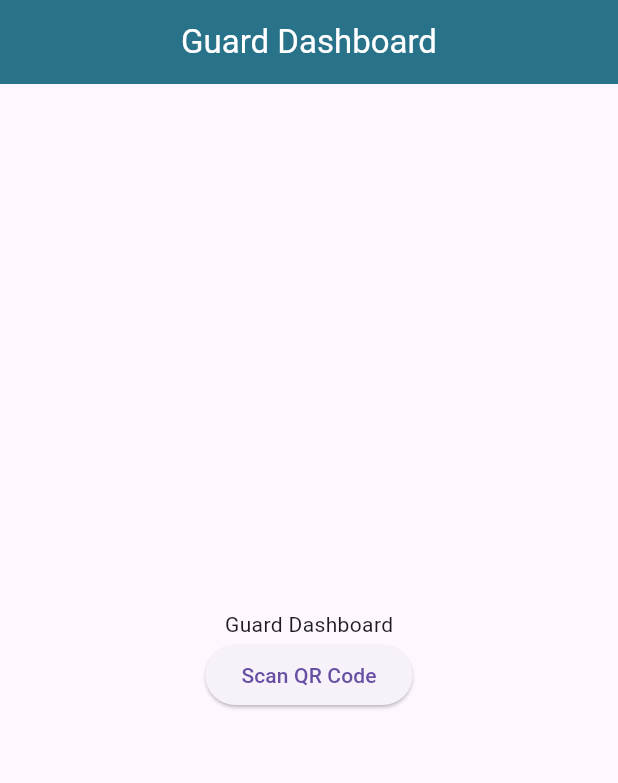
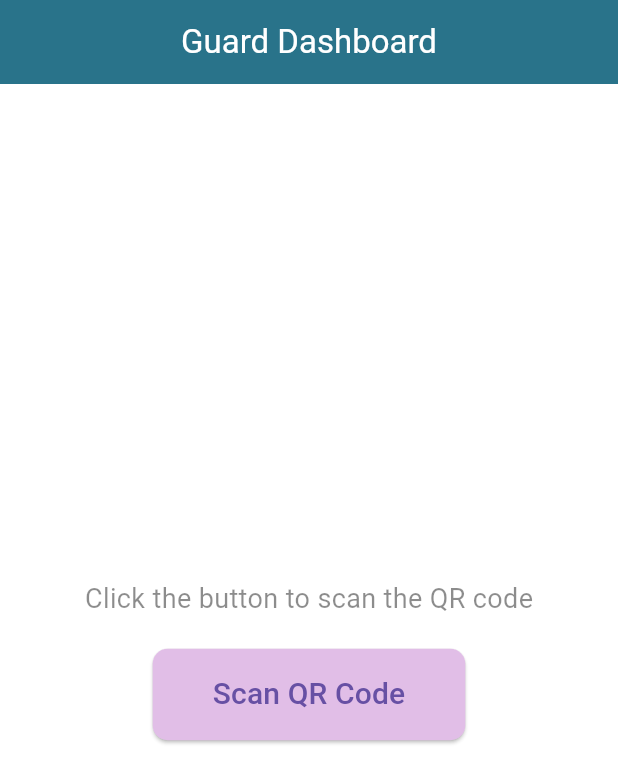
Before and after one commit to kedistS/yaz_leba, a Flutter app: the GuardScreen screen opened directly, on a phone screen of 412 x 824 dp. Shown: the top 783 px of the screen. Run offline on Flutter 3.47's test engine with Material 3 defaults, Android fonts, the phone set to English and light mode, and no system bars; our stand-ins replace image_picker, qr_flutter; missing offline and left inert: qr_code_scanner.

```diff
--- a/flutter_application_1/lib/screens/guard_screen.dart
+++ b/flutter_application_1/lib/screens/guard_screen.dart
@@ -1,6 +1,6 @@
 import 'package:flutter/material.dart';
 import 'package:flutter_application_1/widgets/app_bar.dart';
-import 'package:flutter_application_1/screens/qr_code_scanner.dart'; // Import your QR Code Scanner page
+import 'package:flutter_application_1/screens/qr_code_scanner.dart';
 
 class GuardScreen extends StatelessWidget {
   const GuardScreen({super.key});
@@ -8,25 +8,47 @@ class GuardScreen extends StatelessWidget {
   @override
   Widget build(BuildContext context) {
     return Scaffold(
-      appBar: CustomAppBar(title: 'Guard Dashboard'),
-      body: Center(
+      appBar: const CustomAppBar(title: 'Guard Dashboard'),
+      body: Container(
+        padding: const EdgeInsets.all(16.0),
+        decoration: const BoxDecoration(
+          color: Colors.white,
+        ),
+        child: Center(
           child: Column(
             mainAxisAlignment: MainAxisAlignment.center,
             children: [
-            Text('Guard Dashboard'),
+              const Text(
+                'Click the button to scan the QR code',
+                style: TextStyle(fontSize: 18, color: Colors.black45),
+              ),
+              const SizedBox(height: 20),
               ElevatedButton(
                 onPressed: () {
-                // Navigate to the QR Code Scanner page
                   Navigator.push(
                     context,
                     MaterialPageRoute(
-                    builder: (context) => QrCodeScannerPage(),
+                      builder: (context) => const QrCodeScannerPage(),
                     ),
                   );
                 },
-              child: Text('Scan QR Code'),
+                style: ElevatedButton.styleFrom(
+                  backgroundColor: Colors.purple[100],
+                  shape: RoundedRectangleBorder(
+                    borderRadius: BorderRadius.circular(10.0),
+                  ),
+                  padding: const EdgeInsets.symmetric(
+                    horizontal: 40.0,
+                    vertical: 16.0,
+                  ),
+                ),
+                child: const Text(
+                  'Scan QR Code',
+                  style: TextStyle(fontSize: 20),
+                ),
               ),
             ],
+          ),
         ),
       ),
     );
--- a/flutter_application_1/lib/screens/register_screen.dart
+++ b/flutter_application_1/lib/screens/register_screen.dart
@@ -1,7 +1,6 @@
 import 'package:flutter/material.dart';
 import 'dart:io';
 import 'package:image_picker/image_picker.dart';
-import 'package:flutter_application_1/widgets/app_bar.dart';
 import 'package:flutter_application_1/screens/qr_code_generator_screen.dart';
 import 'package:flutter_application_1/models/student_model.dart';
 
```
Also changed, not shown: flutter_application_1/lib/screens/qr_code_scanner.dart (+17 -14 lines). Lines whose indentation alone changed are shown as unchanged.
